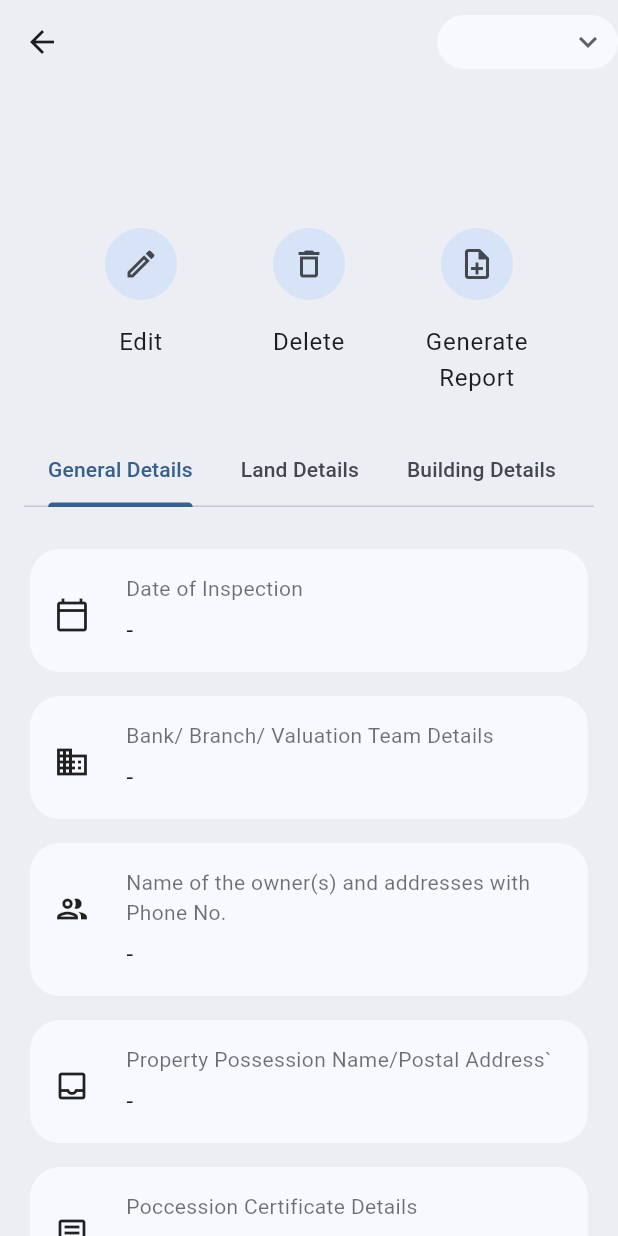
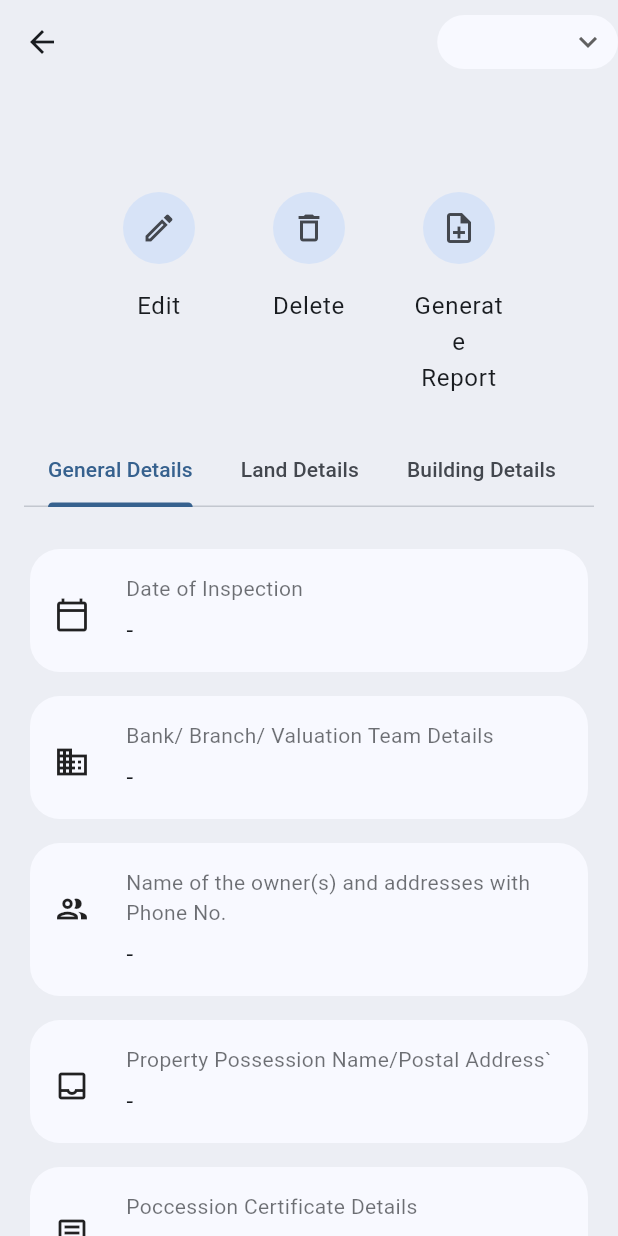
Before and after one commit to deninpaul/ValuatorX, a Flutter app: the ValuationDetails screen opened directly with empty values, on a phone screen of 412 x 824 dp. Run offline on Flutter 3.47's test engine with Material 3 defaults, Android fonts, the phone set to English and light mode, and no system bars; our stand-ins replace flutter_dotenv, flutter_map, geocoding, geolocator, hive_ce, image_picker and 3 more; missing offline and left inert: dart:html, flutter_map_cache, flutter_map_marker_cluster, flutter_quill, http_cache_hive_store, oauth2; accounts and stored records are empty.

Commit message:
feat: making it responsive for mobile/web

```diff
--- a/lib/main.dart
+++ b/lib/main.dart
@@ -32,7 +32,7 @@ class MyApp extends StatelessWidget {
         ChangeNotifierProvider(create: (_) => ValuationProvider()),
       ],
       child: MediaQuery(
-        data: MediaQuery.of(context).copyWith(textScaler: TextScaler.linear(kIsWeb ? 0.95 : 1.0)),
+        data: MediaQuery.of(context).copyWith(textScaler: kIsWeb ? TextScaler.linear(0.95) : null),
         child: MaterialApp(
           title: 'ValuatorX',
           theme: ThemeData(
--- a/lib/pages/common/button/action_button.dart
+++ b/lib/pages/common/button/action_button.dart
@@ -1,4 +1,5 @@
 import 'package:flutter/material.dart';
+import 'package:valuatorx/utils/common.dart';
 
 class ActionButton extends StatelessWidget {
   final IconData icon;
@@ -12,7 +13,7 @@ class ActionButton extends StatelessWidget {
     final texTheme = Theme.of(context).textTheme;
     return Container(
       padding: EdgeInsets.symmetric(horizontal: 16),
-      width: 112,
+      width: isMobile(context) ? 100 : 108,
       child: Column(
         spacing: 16,
         mainAxisSize: MainAxisSize.min,
--- a/lib/pages/common/button/create_button.dart
+++ b/lib/pages/common/button/create_button.dart
@@ -1,5 +1,6 @@
 import 'package:animations/animations.dart';
 import 'package:flutter/material.dart';
+import 'package:valuatorx/utils/common.dart';
 
 class CreateButton extends StatelessWidget {
   final Widget createPage;
@@ -14,7 +15,7 @@ class CreateButton extends StatelessWidget {
     final colorScheme = theme.colorScheme;
 
     return Padding(
-      padding: EdgeInsets.symmetric(vertical: 24),
+      padding: EdgeInsets.symmetric(vertical: isMobile(context) ? 8 : 24),
       child: OpenContainer(
         transitionType: ContainerTransitionType.fade,
         openBuilder: (context, _) => createPage,
--- a/lib/pages/common/button/save_button.dart
+++ b/lib/pages/common/button/save_button.dart
@@ -1,3 +1,4 @@
+import 'package:flutter/foundation.dart';
 import 'package:flutter/material.dart';
 
 class SaveButton extends StatelessWidget {
@@ -20,7 +21,7 @@ class SaveButton extends StatelessWidget {
       } : null,
       style:
        TextButton.styleFrom(
-        padding: EdgeInsets.symmetric(horizontal: 32, vertical: 10),
+        padding: EdgeInsets.symmetric(horizontal: 32, vertical: kIsWeb ? 16 : 10),
         backgroundColor: theme.colorScheme.primary,
         disabledBackgroundColor: theme.disabledColor
       ),
--- a/lib/pages/common/expandable_list.dart
+++ b/lib/pages/common/expandable_list.dart
@@ -1,5 +1,6 @@
 import 'package:flutter/material.dart';
 import 'package:shimmer/shimmer.dart';
+import 'package:valuatorx/utils/common.dart';
 
 typedef ItemBuilder<T> = Widget Function(BuildContext context, T item, int index);
 
@@ -43,7 +44,7 @@ class _ExpandableListState<T> extends State<ExpandableList<T>> {
     final theme = Theme.of(context);
     final colorScheme = theme.colorScheme;
     final divider = Divider(color: theme.dividerColor.withAlpha(64), indent: 24, endIndent: 24);
-    final minHeight = MediaQuery.of(context).size.height - 240;
+    final minHeight = MediaQuery.of(context).size.height - 240 - (isMobile(context) ? 0 : 0);
 
     final int itemsToShow =
         widget.items.isEmpty
--- a/lib/pages/land_rate/land_rate_details.dart
+++ b/lib/pages/land_rate/land_rate_details.dart
@@ -11,6 +11,7 @@ import 'package:valuatorx/pages/common/view/location_view.dart';
 import 'package:valuatorx/pages/common/view/view_tile.dart';
 import 'package:valuatorx/pages/land_rate/land_rate_form.dart';
 import 'package:valuatorx/providers/land_rate_provider.dart';
+import 'package:valuatorx/utils/common.dart';
 
 class LandRateDetails extends StatelessWidget {
   final LandRate landRate;
@@ -22,7 +23,7 @@ class LandRateDetails extends StatelessWidget {
     final provider = Provider.of<LandRateProvider>(context);
     final MapController mapController = MapController();
 
-    onEditAction({String fieldName = "",  int fieldTab = 0}) {
+    onEditAction({String fieldName = "", int fieldTab = 0}) {
       provider.setSelectedItem(landRate.id.toString());
       Navigator.push(context, MaterialPageRoute(builder: (context) => LandRateForm(editMode: true, focusField: fieldName)));
     }
@@ -73,7 +74,7 @@ class LandRateDetails extends StatelessWidget {
             SliverToBoxAdapter(
               child: Container(
                 width: double.infinity,
-                padding: const EdgeInsets.all(20),
+                padding: EdgeInsets.symmetric(vertical: 24, horizontal: isDesktop(context) ? 200 : 20),
                 child: Column(
                   mainAxisSize: MainAxisSize.min,
                   crossAxisAlignment: CrossAxisAlignment.stretch,
--- a/lib/pages/valuation/valuation_details.dart
+++ b/lib/pages/valuation/valuation_details.dart
@@ -16,6 +16,7 @@ import 'package:valuatorx/pages/common/view/view_tile.dart';
 import 'package:valuatorx/pages/valuation/components/generate_dialog.dart';
 import 'package:valuatorx/pages/valuation/valuation_form.dart';
 import 'package:valuatorx/providers/valuation_provider.dart';
+import 'package:valuatorx/utils/common.dart';
 
 class ValuationDetails extends StatefulWidget {
   final Valuation valuation;
@@ -49,7 +50,7 @@ class _ValuationDetailsState extends State<ValuationDetails> with TickerProvider
   Widget build(BuildContext context) {
     final colorScheme = Theme.of(context).colorScheme;
     final provider = Provider.of<ValuationProvider>(context);
-    final formPadding = EdgeInsets.symmetric(vertical: 24, horizontal: 20);
+    final formPadding = EdgeInsets.symmetric(vertical: 24, horizontal: isDesktop(context) ? 200 : 20);
 
     onEditAction({String fieldName = "", int fieldTab = 0}) {
       Navigator.push(
@@ -236,6 +237,7 @@ class _ValuationDetailsState extends State<ValuationDetails> with TickerProvider
                 child: Column(
                   spacing: 16,
                   children: [
+                    if (!isMobile(context))
                       Row(
                         spacing: 16,
                         children: [
@@ -252,7 +254,24 @@ class _ValuationDetailsState extends State<ValuationDetails> with TickerProvider
                             child: ViewTile(title: Valuation.TALUK, value: widget.valuation.taluk, onPressed: onEditAction, tabIndex: 1),
                           ),
                         ],
+                      )
+                    else ...[
+                      ViewTile(
+                        title: Valuation.VILLAGE,
+                        value: widget.valuation.village,
+                        icon: Icons.cottage_outlined,
+                        onPressed: onEditAction,
+                        tabIndex: 1,
                       ),
+                      ViewTile(
+                        title: Valuation.TALUK,
+                        value: widget.valuation.taluk,
+                        icon: Icons.holiday_village_outlined,
+                        onPressed: onEditAction,
+                        tabIndex: 1,
+                      ),
+                    ],
+                    if (!isMobile(context))
                       Row(
                         spacing: 16,
                         children: [
@@ -274,7 +293,23 @@ class _ValuationDetailsState extends State<ValuationDetails> with TickerProvider
                             ),
                           ),
                         ],
+                      )
+                    else ...[
+                      ViewTile(
+                        title: Valuation.PANCHAYATH,
+                        value: widget.valuation.panchayath,
+                        icon: Icons.account_balance_outlined,
+                        onPressed: onEditAction,
+                        tabIndex: 1,
                       ),
+                      ViewTile(
+                        title: Valuation.KSEB_DIVISION,
+                        value: widget.valuation.ksebDivision,
+                        icon: Icons.cell_tower_outlined,
+                        onPressed: onEditAction,
+                        tabIndex: 1,
+                      ),
+                    ],
                     LocationViewTile(
                       mapController: mapController,
                       latitude: widget.valuation.latitude,
@@ -462,6 +497,7 @@ class _ValuationDetailsState extends State<ValuationDetails> with TickerProvider
                         ),
                       ],
                     ),
+                    if (!isMobile(context))
                       Row(
                         spacing: 16,
                         children: [
@@ -485,7 +521,23 @@ class _ValuationDetailsState extends State<ValuationDetails> with TickerProvider
                             ),
                           ),
                         ],
+                      )
+                    else ...[
+                      ViewTile(
+                        title: Valuation.CONDITION_OF_BUILDING_EXTERIOR,
+                        value: widget.valuation.exteriorCondition,
+                        icon: Icons.verified_outlined,
+                        onPressed: onEditAction,
+                        tabIndex: 2,
                       ),
+                      ViewTile(
+                        title: Valuation.CONDITION_OF_BUILDING_INTERIOR,
+                        value: widget.valuation.interiorCondition,
+                        icon: Icons.verified_outlined,
+                        onPressed: onEditAction,
+                        tabIndex: 2,
+                      ),
+                    ],
                     ViewTile(
                       title: Valuation.FOUNDATION_BASEMENT,
                       value: widget.valuation.foundationAndBasement,
--- a/lib/providers/location_provider.dart
+++ b/lib/providers/location_provider.dart
@@ -28,7 +28,7 @@ class LocationProvider extends ChangeNotifier {
     if (permission == LocationPermission.deniedForever || permission == LocationPermission.denied) {
       throw Exception("Location access denied");
     }
-    final position = await Geolocator.getCurrentPosition(desiredAccuracy: LocationAccuracy.best);
+    final position = await Geolocator.getCurrentPosition(locationSettings: LocationSettings(accuracy: LocationAccuracy.best));
     return LatLng(position.latitude, position.longitude);
   }
 
--- a/lib/utils/common.dart
+++ b/lib/utils/common.dart
@@ -31,3 +31,13 @@ String getExcelColumn(int num) {
   }
   return column;
 }
+
+bool isMobile(BuildContext context) {
+  final width = MediaQuery.of(context).size.width;
+  return width < 600;
+}
+
+bool isDesktop(BuildContext context) {
+  final width = MediaQuery.of(context).size.width;
+  return width > 1280;
+}
```
Also changed, not shown: lib/pages/common/header/search_header.dart (+4 -6 lines), lib/pages/home_screen.dart (+61 -31 lines), lib/pages/land_rate/land_rate_form.dart (+6 -4 lines), lib/pages/land_rate/land_rate_screen.dart (+6 -2 lines), lib/pages/valuation/valuation_form.dart (+8 -4 lines), lib/pages/valuation/valuation_screen.dart (+7 -3 lines). Lines whose indentation alone changed are shown as unchanged.
